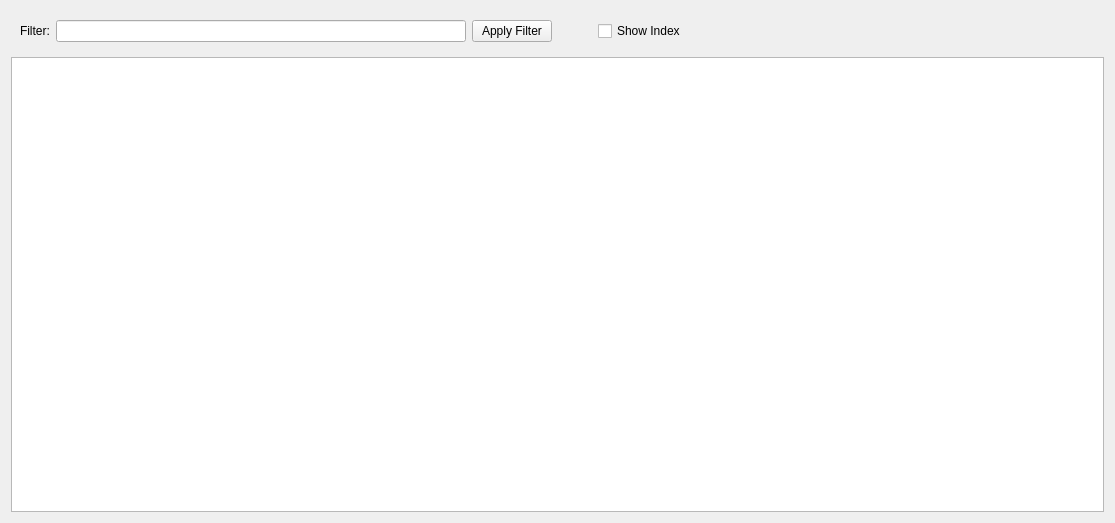
The window that howdyCoder/ui/qtUiFiles/outputViewFeed.ui (rmallow/howdyCoder) describes before a commit, drawn with Qt 5.
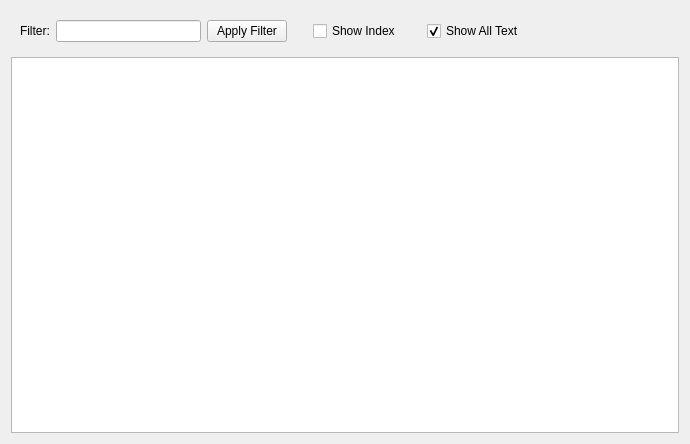
The same window after the commit.

Commit message: minor fixes for feed output view and input window

What changed in the file:
```diff
--- a/howdyCoder/ui/qtUiFiles/outputViewFeed.ui
+++ b/howdyCoder/ui/qtUiFiles/outputViewFeed.ui
@@ -6,8 +6,8 @@
    <rect>
     <x>0</x>
     <y>0</y>
-    <width>1115</width>
-    <height>523</height>
+    <width>690</width>
+    <height>444</height>
    </rect>
   </property>
   <property name="sizePolicy">
@@ -54,7 +54,7 @@
         </property>
         <property name="sizeHint" stdset="0">
          <size>
-          <width>40</width>
+          <width>20</width>
           <height>20</height>
          </size>
         </property>
@@ -67,6 +67,32 @@
         </property>
        </widget>
       </item>
+      <item>
+       <spacer name="horizontalSpacer_3">
+        <property name="orientation">
+         <enum>Qt::Horizontal</enum>
+        </property>
+        <property name="sizeType">
+         <enum>QSizePolicy::Maximum</enum>
+        </property>
+        <property name="sizeHint" stdset="0">
+         <size>
+          <width>20</width>
+          <height>20</height>
+         </size>
+        </property>
+       </spacer>
+      </item>
+      <item>
+       <widget class="QCheckBox" name="word_wrap_box">
+        <property name="text">
+         <string>Show All Text</string>
+        </property>
+        <property name="checked">
+         <bool>true</bool>
+        </property>
+       </widget>
+      </item>
       <item>
        <spacer name="horizontalSpacer">
         <property name="orientation">
@@ -97,6 +123,15 @@
        <height>16777215</height>
       </size>
      </property>
+     <property name="selectionMode">
+      <enum>QAbstractItemView::SingleSelection</enum>
+     </property>
+     <attribute name="horizontalHeaderMinimumSectionSize">
+      <number>100</number>
+     </attribute>
+     <attribute name="verticalHeaderDefaultSectionSize">
+      <number>50</number>
+     </attribute>
     </widget>
    </item>
   </layout>
```
The commit also changes 4 other files.
